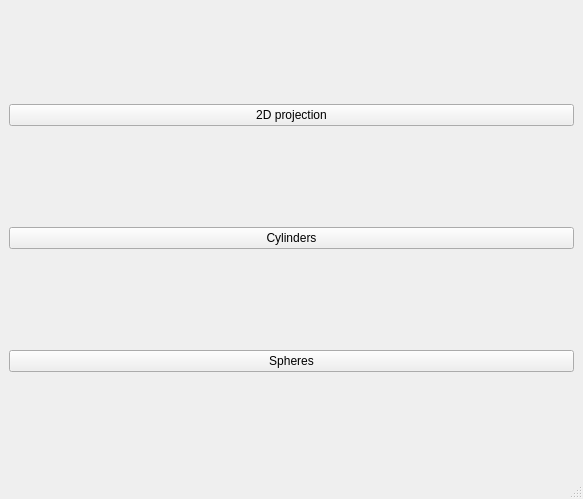
First picture: the form in ui/mainwindow.ui, repository ScreamingUdder/Qt3D-Examples, before the edit.
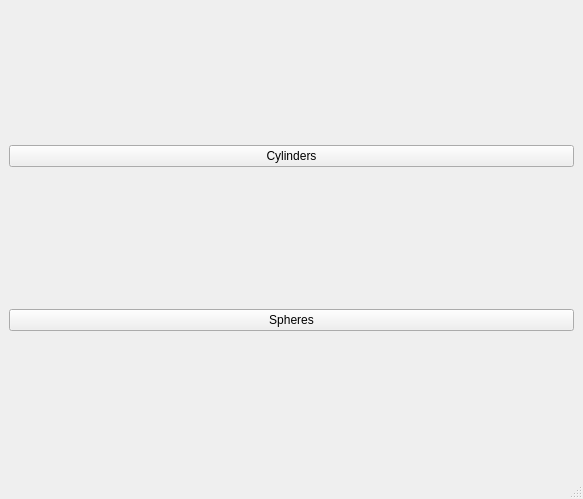
Second picture: the form after the edit.

Patch:
```diff
--- a/ui/mainwindow.ui
+++ b/ui/mainwindow.ui
@@ -15,13 +15,6 @@
   </property>
   <widget class="QWidget" name="centralwidget">
    <layout class="QVBoxLayout" name="verticalLayout">
-    <item>
-     <widget class="QPushButton" name="projectionbutton">
-      <property name="text">
-       <string>2D projection</string>
-      </property>
-     </widget>
-    </item>
     <item>
      <widget class="QPushButton" name="cylindersbutton">
       <property name="text">
```
